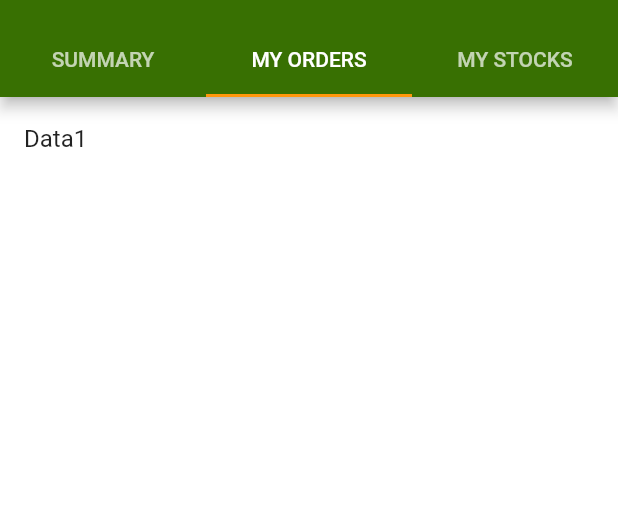
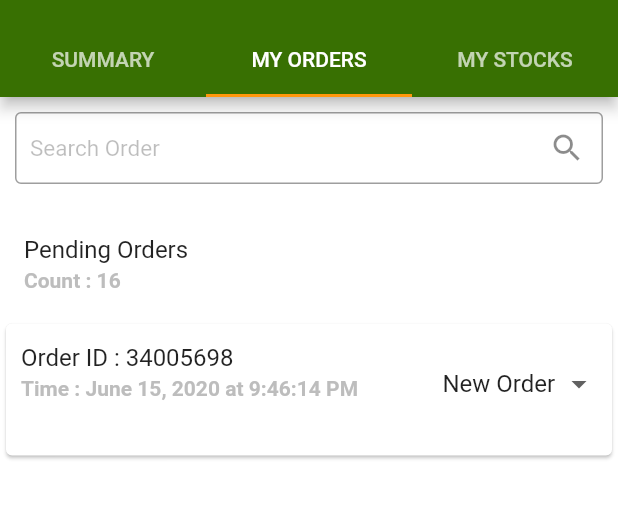
Before and after one commit to dodandeniya/AgroPicker, a Flutter app: the Home screen opened directly, tab 2 chosen, on a phone screen of 412 x 824 dp, the part 59-578 px from its top. Run offline on Flutter 3.47's test engine with Material 2 defaults, Android fonts, the phone set to English and light mode, and no system bars; our stand-ins replace bloc, cloud_firestore, equatable, file_picker, firebase_auth, firebase_core and 7 more; missing offline and left inert: dart:ffi; accounts and stored records are empty; generated files the repository leaves out were written again; statements that could not run were skipped.

Commit message:
ui for orders

```diff
--- a/agro_picker_bloc/lib/enums/enums.dart
+++ b/agro_picker_bloc/lib/enums/enums.dart
@@ -1,11 +1,52 @@
-enum Gender { Male, Female }
+enum Gender {
+  Male,
+  Female,
+}
 
-enum ProfileType { HomeGardner, Small, Medium, Large }
+enum ProfileType {
+  HomeGardner,
+  Small,
+  Medium,
+  Large,
+}
 
-enum AgroProfileState { Pending, Approved, Rejected }
+enum AgroProfileState {
+  Pending,
+  Approved,
+  Rejected,
+}
 
-enum FileUploadType { ProfilePicture, BusinessDocument }
+enum FileUploadType {
+  ProfilePicture,
+  BusinessDocument,
+}
+
+enum OrderStatuses {
+  New_Order,
+  Confirmed,
+  Preparing,
+  Packaging,
+  Collection,
+  On_Route,
+  Payment,
+  Completed,
+}
+
+enum StockAvailabilty {
+  Available,
+  Sold_Out,
+  Not_Available,
+}
 
 extension EnumsExtenstion on Object {
   String asString() => toString().split('.').last;
+
+  String splitString() {
+    var val = this.asString().split('_');
+    String fullString = '';
+    val.forEach((element) {
+      fullString += '$element ';
+    });
+    return fullString;
+  }
 }
--- /dev/null
+++ b/agro_picker_producer/lib/widgets/common/searchbar.dart
@@ -0,0 +1,62 @@
+import 'package:flutter/material.dart';
+
+class SearchBar extends StatefulWidget {
+  final String hintText;
+  final Function searchForText;
+
+  SearchBar(this.hintText, this.searchForText);
+
+  @override
+  State<StatefulWidget> createState() {
+    return _SearchBar();
+  }
+}
+
+class _SearchBar extends State<SearchBar> {
+  final TextEditingController searchTextController = TextEditingController();
+
+  @override
+  Widget build(BuildContext context) {
+    return Container(
+      child: Column(
+        children: <Widget>[
+          Container(
+            padding: EdgeInsets.symmetric(horizontal: 10, vertical: 10),
+            height: 75,
+            child: TextFormField(
+              textInputAction: TextInputAction.search,
+              controller: searchTextController,
+              style: TextStyle(fontSize: 15),
+              autovalidate: true,
+              onFieldSubmitted: (value) {
+                FocusScope.of(context).unfocus();
+                widget.searchForText(value.trim());
+              },
+              decoration: InputDecoration(
+                suffixIcon: searchTextController.text.isEmpty
+                    ? InkWell(
+                        child: Icon(Icons.search),
+                        onTap: () {
+                          widget
+                              .searchForText(searchTextController.text.trim());
+                        },
+                      )
+                    : InkWell(
+                        child: Icon(Icons.clear),
+                        onTap: () {
+                          searchTextController.clear();
+                        },
+                      ),
+                hintText: widget.hintText,
+                border: OutlineInputBorder(
+                    borderSide: BorderSide(color: Colors.white)),
+                contentPadding:
+                    EdgeInsets.only(top: 0, bottom: 10, left: 10, right: 10),
+              ),
+            ),
+          ),
+        ],
+      ),
+    );
+  }
+}
--- a/agro_picker_producer/lib/widgets/home.dart
+++ b/agro_picker_producer/lib/widgets/home.dart
@@ -37,8 +37,13 @@ class _Home extends State<Home> with SingleTickerProviderStateMixin {
                   .toList(),
             ),
           ),
-          body: HomeScreen(
-            tabController: _tabController,
+          body: GestureDetector(
+            onTap: () {
+              FocusScope.of(context).unfocus();
+            },
+            child: HomeScreen(
+              tabController: _tabController,
+            ),
           )),
     );
   }
--- a/agro_picker_producer/lib/widgets/home/homescreen.dart
+++ b/agro_picker_producer/lib/widgets/home/homescreen.dart
@@ -1,4 +1,5 @@
 import 'package:flutter/material.dart';
+import 'package:agro_picker_producer/agro_picker_producer.dart';
 
 class HomeScreen extends StatefulWidget {
   final TabController tabController;
@@ -15,57 +16,9 @@ class _HomeScreen extends State<HomeScreen> {
     return TabBarView(
       controller: widget.tabController,
       children: [
-        ListView(
-          children: <Widget>[
-            ListTile(
-              title: Text('Data1'),
-            ),
-            ListTile(
-              title: Text('Data1'),
-            ),
-            ListTile(
-              title: Text('Data1'),
-            ),
-            ListTile(
-              title: Text('Data1'),
-            ),
-            ListTile(
-              title: Text('Data1'),
-            ),
-            ListTile(
-              title: Text('Data1'),
-            ),
-            ListTile(
-              title: Text('Data1'),
-            ),
-            ListTile(
-              title: Text('Data1'),
-            ),
-            ListTile(
-              title: Text('Data1'),
-            ),
-            ListTile(
-              title: Text('Data1'),
-            ),
-            ListTile(
-              title: Text('Data1'),
-            )
-          ],
-        ),
-        ListView(
-          children: <Widget>[
-            ListTile(
-              title: Text('Data1'),
-            )
-          ],
-        ),
-        ListView(
-          children: <Widget>[
-            ListTile(
-              title: Text('Data1'),
-            )
-          ],
-        ),
+        HomeSummary(),
+        OrderList(),
+        StocksAvailable(),
       ],
     );
   }
--- /dev/null
+++ b/agro_picker_producer/lib/widgets/orders/order_list.dart
@@ -0,0 +1,41 @@
+import 'package:agro_picker_producer/agro_picker_producer.dart';
+import 'package:flutter/material.dart';
+
+class OrderList extends StatefulWidget {
+  @override
+  State<StatefulWidget> createState() {
+    return _OrderList();
+  }
+}
+
+class _OrderList extends State<OrderList> {
+  @override
+  Widget build(BuildContext context) {
+    return Container(
+      child: Column(
+        children: <Widget>[
+          SearchBar('Search Order', searchOrder),
+          ListTile(
+            title: Text('Pending Orders'),
+            subtitle: Text('Count : 16'),
+          ),
+          Expanded(
+            child: ListView.separated(
+                itemBuilder: (context, index) {
+                  return OrderTemplate(
+                      '34005698', 'June 15, 2020 at 9:46:14 PM');
+                },
+                separatorBuilder: (context, index) {
+                  return const Divider();
+                },
+                itemCount: 1),
+          ),
+        ],
+      ),
+    );
+  }
+
+  void searchOrder(String orderName) {
+    print(orderName);
+  }
+}
--- /dev/null
+++ b/agro_picker_producer/lib/widgets/orders/order_template.dart
@@ -0,0 +1,68 @@
+import 'package:agro_picker_bloc/agri_picker_blocs.dart';
+import 'package:agro_picker_producer/agro_picker_producer.dart';
+import 'package:flutter/material.dart';
+
+class OrderTemplate extends StatefulWidget {
+  final String orderId;
+  final String time;
+
+  OrderTemplate(this.orderId, this.time);
+
+  @override
+  State<StatefulWidget> createState() {
+    return _OrderTemplate();
+  }
+}
+
+class _OrderTemplate extends State<OrderTemplate> {
+  final List<String> orderStatuses = [
+    OrderStatuses.New_Order.splitString(),
+    OrderStatuses.Confirmed.asString(),
+    OrderStatuses.Preparing.asString(),
+    OrderStatuses.Packaging.asString(),
+    OrderStatuses.Collection.asString(),
+    OrderStatuses.On_Route.splitString(),
+    OrderStatuses.Payment.asString(),
+    OrderStatuses.Completed.asString()
+  ];
+  String selectedStatus = OrderStatuses.New_Order.splitString();
+
+  @override
+  Widget build(BuildContext context) {
+    return Card(
+      child: ListTile(
+        enabled: true,
+        title: Text('Order ID : ${widget.orderId}'),
+        contentPadding: EdgeInsets.only(top: 0, bottom: 0, left: 10, right: 10),
+        isThreeLine: true,
+        subtitle: Text('Time : ${widget.time}'),
+        trailing: DropdownButton(
+          value: selectedStatus,
+          underline: Container(),
+          items: orderStatuses
+              .map<DropdownMenuItem<String>>(
+                (e) => DropdownMenuItem<String>(
+                  value: e,
+                  child: Text(e),
+                ),
+              )
+              .toList(),
+          onChanged: (value) {
+            setState(() {
+              selectedStatus = value;
+            });
+            print(value);
+          },
+        ),
+        onTap: () {
+          Navigator.push(
+            context,
+            MaterialPageRoute(
+              builder: (context) => OrderDetails(widget.orderId),
+            ),
+          );
+        },
+      ),
+    );
+  }
+}
--- a/agro_picker_producer/lib/widgets/splashscreen.dart
+++ b/agro_picker_producer/lib/widgets/splashscreen.dart
@@ -1,3 +1,4 @@
+import 'package:agro_picker_producer/agro_picker_producer.dart';
 import 'package:flutter/material.dart';
 
 class SplashScreen extends StatelessWidget {
@@ -10,7 +11,7 @@ class SplashScreen extends StatelessWidget {
           child: Column(
         mainAxisAlignment: MainAxisAlignment.center,
         children: <Widget>[
-          CircularProgressIndicator(),
+          CircularProgress(),
           SizedBox(
             height: 50,
           ),
--- a/agro_picker_producer/lib/widgets/widgets.dart
+++ b/agro_picker_producer/lib/widgets/widgets.dart
@@ -14,3 +14,11 @@ export 'profile/profile_basicinfo.dart';
 export 'profile/profile_businessinfo.dart';
 export 'profile/profile_contactinfo.dart';
 export 'common/file_pick.dart';
+export 'stocks/stocks_available.dart';
+export 'orders/order_creation.dart';
+export 'orders/order_details.dart';
+export 'orders/order_list.dart';
+export 'home/homesummary.dart';
+export 'common/circularprogress.dart';
+export 'common/searchbar.dart';
+export 'orders/order_template.dart';
```
Also changed, not shown: agro_picker_producer/lib/widgets/common/circularprogress.dart (added, +52 -0 lines), agro_picker_producer/lib/widgets/home/homesummary.dart (added, +52 -0 lines), agro_picker_producer/lib/widgets/orders/order_creation.dart (added, +13 -0 lines), agro_picker_producer/lib/widgets/orders/order_details.dart (added, +26 -0 lines), agro_picker_producer/lib/widgets/stocks/stocks_available.dart (added, +26 -0 lines).
